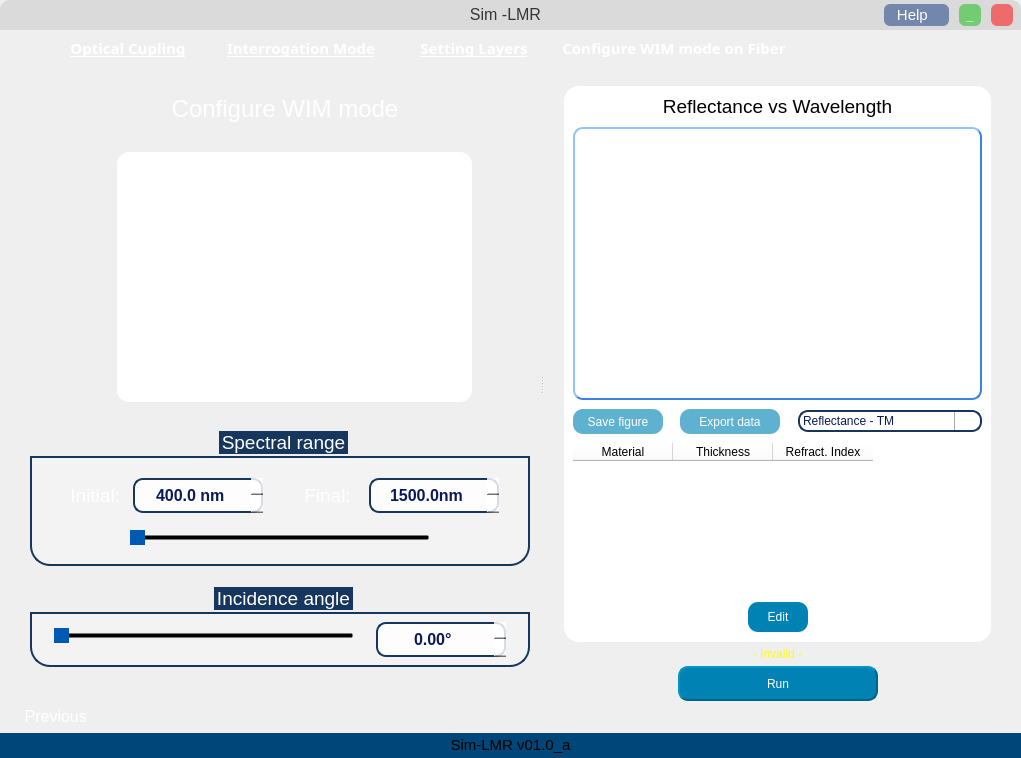
This is Sim-LMR-Interface--main/main_interface.ui in AdeilsonLeal1/Simulador-SPR-LMR as Qt 5 draws it before an edit. The edited form follows.
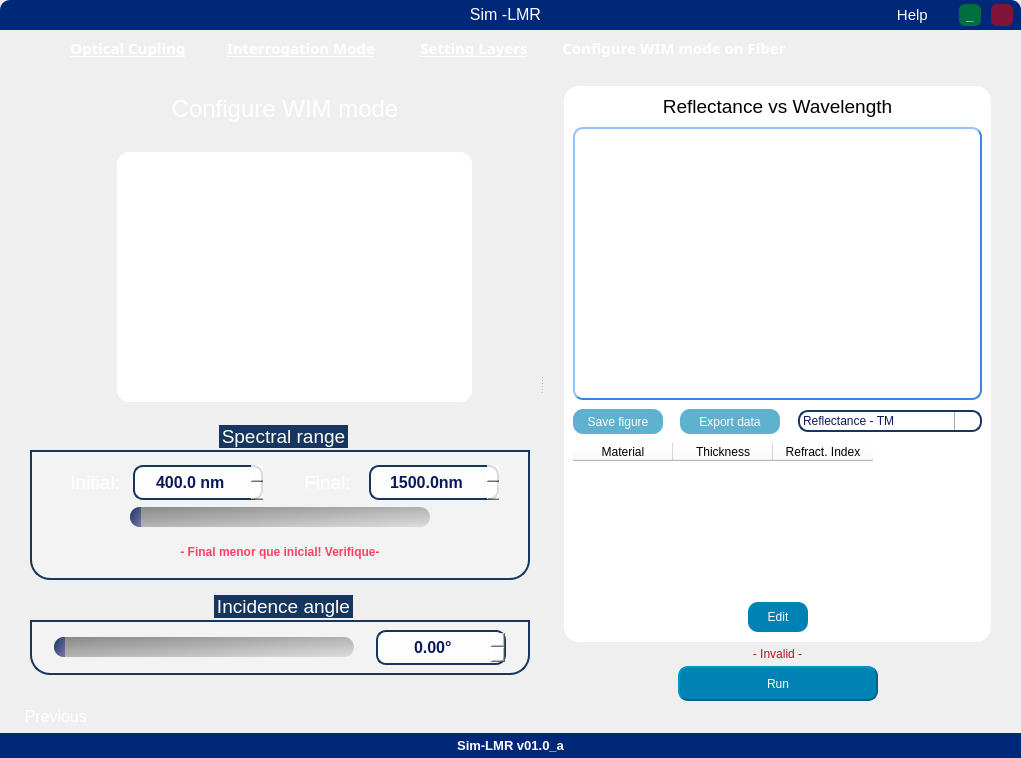
This is the edited form. The open tabs and pages were chosen to show the change. Icons and pictures are not drawn.

Patch:
```diff
--- a/Sim-LMR-Interface--main/main_interface.ui
+++ b/Sim-LMR-Interface--main/main_interface.ui
@@ -59,13 +59,12 @@
       </size>
      </property>
      <property name="styleSheet">
-      <string notr="true">QFrame{
-	
-	background-color: rgb(218, 218, 218);
-    border-top-left-radius: 10px;
-	border-top-right-radius: 10px;
+      <string notr="true">background-color: rgb(0, 40, 120);
+border-top-left-radius: 10px;
+border-top-right-radius: 10px;
+font: 500 10pt &quot;Ubuntu&quot;;
+color: rgb(255, 255, 255);
 
-}
 
 </string>
      </property>
@@ -168,12 +167,11 @@
          </font>
         </property>
         <property name="styleSheet">
-         <string notr="true">background:transparent;
-color: rgb(0, 170, 255);
-font: 500 10pt &quot;Ubuntu&quot;;</string>
+         <string notr="true">
+</string>
         </property>
         <property name="text">
-         <string>&lt;html&gt;&lt;head/&gt;&lt;body&gt;&lt;p align=&quot;center&quot;&gt;&lt;span style=&quot; font-size:12pt; color:#353535;&quot;&gt;Sim -LMR&lt;/span&gt;&lt;/p&gt;&lt;/body&gt;&lt;/html&gt;</string>
+         <string>&lt;html&gt;&lt;head/&gt;&lt;body&gt;&lt;p align=&quot;center&quot;&gt;&lt;span style=&quot; font-size:12pt;&quot;&gt;Sim -LMR&lt;/span&gt;&lt;/p&gt;&lt;/body&gt;&lt;/html&gt;</string>
         </property>
        </widget>
       </item>
@@ -6448,7 +6446,7 @@
                        <property name="maximumSize">
                         <size>
                          <width>500</width>
-                         <height>135</height>
+                         <height>160</height>
                         </size>
                        </property>
                        <property name="font">
@@ -6843,7 +6841,7 @@
                             <property name="minimumSize">
                              <size>
                               <width>300</width>
-                              <height>25</height>
+                              <height>20</height>
                              </size>
                             </property>
                             <property name="maximumSize">
@@ -6853,13 +6851,30 @@
                              </size>
                             </property>
                             <property name="styleSheet">
-                             <string notr="true">
-QSlider::handle:horizontal {
-	background-color: rgb(0,90,180);
-    width:64px;
-    height:64px;
+                             <string notr="true">QSlider {
+    min-height: 20px;
 }
-
+QSlider::groove:horizontal {
+    border: 0px;
+    background: qlineargradient(x1:0, y1:0, x2:1, y2:1, stop:0 #888, stop:1 #ddd);
+    height: 20px;
+    border-radius: 10px;
+}
+QSlider::handle {
+    background: qradialgradient(cx:0, cy:0, radius: 1.2, fx:0.35,
+                                fy:0.3, stop:0 #eef, stop:1 #002);
+    height: 20px;
+    width: 20px;
+    border-radius: 10px;
+}
+QSlider::sub-page:horizontal {
+    background: qlineargradient(x1:0, y1:0, x2:1, y2:1, stop:0 #FF17365D, stop:1 #77a);
+    border-top-left-radius: 10px;
+    border-bottom-left-radius: 10px;
+}
+QRangeSlider {
+    qproperty-barColor: qlineargradient(x1:0, y1:0, x2:1, y2:1, stop:0 #FF17365D, stop:1 #77a);
+}
 </string>
                             </property>
                             <property name="minimum">
@@ -6888,6 +6903,23 @@
                           </item>
                          </layout>
                         </item>
+                        <item>
+                         <widget class="QLabel" name="warning_range">
+                          <property name="maximumSize">
+                           <size>
+                            <width>16777215</width>
+                            <height>35</height>
+                           </size>
+                          </property>
+                          <property name="styleSheet">
+                           <string notr="true">font: 12pt &quot;Ubuntu&quot;;
+</string>
+                          </property>
+                          <property name="text">
+                           <string>&lt;html&gt;&lt;head/&gt;&lt;body&gt;&lt;p align=&quot;center&quot;&gt;&lt;span style=&quot; font-weight: 700; color:#ff4064;&quot;&gt;- Final menor que inicial! Verifique-&lt;/span&gt;&lt;/p&gt;&lt;/body&gt;&lt;/html&gt;</string>
+                          </property>
+                         </widget>
+                        </item>
                        </layout>
                       </widget>
                      </item>
@@ -6897,7 +6929,7 @@
                         <enum>Qt::Vertical</enum>
                        </property>
                        <property name="sizeType">
-                        <enum>QSizePolicy::Fixed</enum>
+                        <enum>QSizePolicy::Preferred</enum>
                        </property>
                        <property name="sizeHint" stdset="0">
                         <size>
@@ -7007,7 +7039,7 @@
                           <property name="minimumSize">
                            <size>
                             <width>300</width>
-                            <height>25</height>
+                            <height>20</height>
                            </size>
                           </property>
                           <property name="maximumSize">
@@ -7017,12 +7049,30 @@
                            </size>
                           </property>
                           <property name="styleSheet">
-                           <string notr="true">QSlider::handle:horizontal {
-	background-color: rgb(0,90,180);
-    width:64px;
-    height:64px;
+                           <string notr="true">QSlider {
+    min-height: 20px;
 }
-
+QSlider::groove:horizontal {
+    border: 0px;
+    background: qlineargradient(x1:0, y1:0, x2:1, y2:1, stop:0 #888, stop:1 #ddd);
+    height: 20px;
+    border-radius: 10px;
+}
+QSlider::handle {
+    background: qradialgradient(cx:0, cy:0, radius: 1.2, fx:0.35,
+                                fy:0.3, stop:0 #eef, stop:1 #002);
+    height: 20px;
+    width: 20px;
+    border-radius: 10px;
+}
+QSlider::sub-page:horizontal {
+    background: qlineargradient(x1:0, y1:0, x2:1, y2:1, stop:0 #FF17365D, stop:1 #77a);
+    border-top-left-radius: 10px;
+    border-bottom-left-radius: 10px;
+}
+QRangeSlider {
+    qproperty-barColor: qlineargradient(x1:0, y1:0, x2:1, y2:1, stop:0 #FF17365D, stop:1 #77a);
+}
 </string>
                           </property>
                           <property name="maximum">
@@ -7116,18 +7166,9 @@
 	width: 25;
 }</string>
                           </property>
-                          <property name="wrapping">
-                           <bool>true</bool>
-                          </property>
-                          <property name="frame">
-                           <bool>false</bool>
-                          </property>
                           <property name="alignment">
                            <set>Qt::AlignCenter</set>
                           </property>
-                          <property name="buttonSymbols">
-                           <enum>QAbstractSpinBox::UpDownArrows</enum>
-                          </property>
                           <property name="accelerated">
                            <bool>true</bool>
                           </property>
@@ -8254,7 +8295,7 @@
 </string>
                 </property>
                 <property name="text">
-                 <string>&lt;html&gt;&lt;head/&gt;&lt;body&gt;&lt;p&gt;&lt;span style=&quot; color:#ffff01;&quot;&gt;- Invalid -&lt;/span&gt;&lt;/p&gt;&lt;/body&gt;&lt;/html&gt;</string>
+                 <string>&lt;html&gt;&lt;head/&gt;&lt;body&gt;&lt;p align=&quot;center&quot;&gt;&lt;span style=&quot; color:#B21222;&quot;&gt;- Invalid -&lt;/span&gt;&lt;/p&gt;&lt;/body&gt;&lt;/html&gt;</string>
                 </property>
                 <property name="alignment">
                  <set>Qt::AlignCenter</set>
@@ -8447,9 +8488,10 @@
    <item>
     <widget class="QFrame" name="footer_frame">
      <property name="styleSheet">
-      <string notr="true">background-color: rgb(0, 70, 120);
-color: rgb(255, 255, 255);
-</string>
+      <string notr="true">background-color: rgb(0, 40, 120);
+color: rgb(230, 230, 230);
+font: 700 10pt &quot;Ubuntu&quot;;
+color: rgb(255, 255, 255);</string>
      </property>
      <property name="frameShape">
       <enum>QFrame::StyledPanel</enum>
@@ -8490,15 +8532,13 @@
         <property name="font">
          <font>
           <family>Ubuntu</family>
-          <pointsize>11</pointsize>
+          <pointsize>10</pointsize>
           <italic>false</italic>
-          <bold>false</bold>
+          <bold>true</bold>
          </font>
         </property>
         <property name="styleSheet">
-         <string notr="true">background-image: url(:/icons/icons/Plano_de_fundo/Plano_de_Fundo1.png);
-font: 500 11pt &quot;Ubuntu&quot;;
-color: rgb(0, 0, 0);</string>
+         <string notr="true"/>
         </property>
         <property name="text">
          <string>&lt;html&gt;&lt;head/&gt;&lt;body&gt;&lt;p align=&quot;center&quot;&gt;Sim-LMR v01.0_a&lt;/p&gt;&lt;/body&gt;&lt;/html&gt;</string>
```
Left out of the diff: 108 changed lines with no effect on the pictures.
